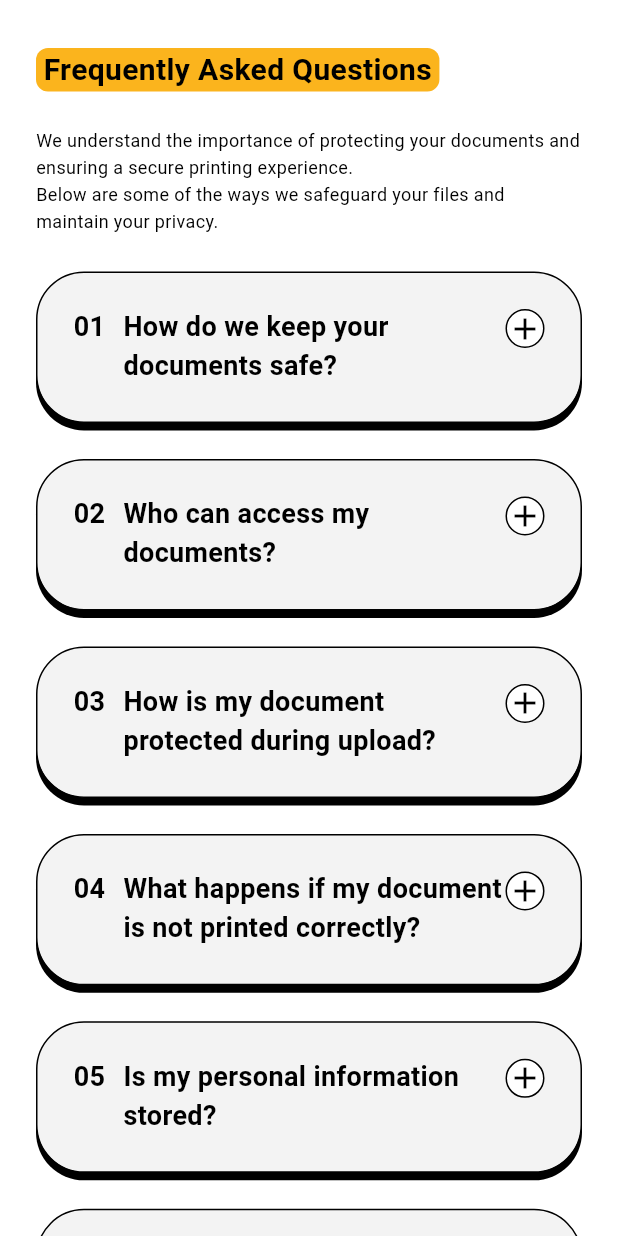
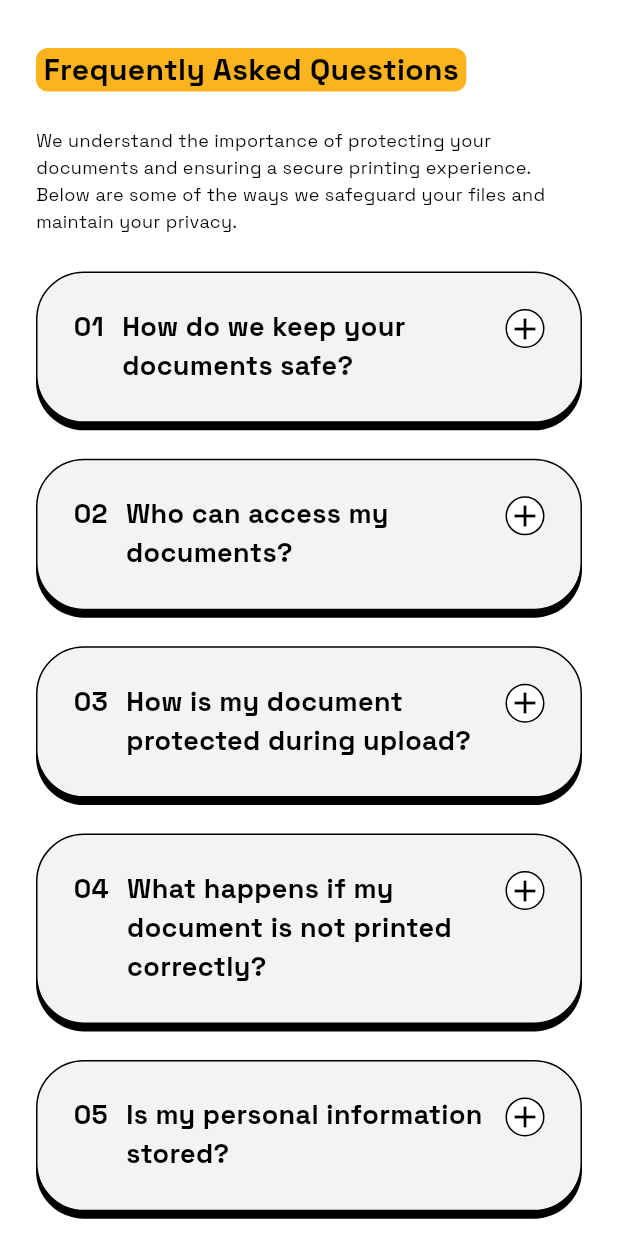
Before and after one commit to vincentperezzz/flutter-safeprint, a Flutter app: the FAQPage widget shown alone on an empty page, opened directly, on a phone screen of 412 x 824 dp. Run offline on Flutter 3.47's test engine with Material 3 defaults, Android fonts, the phone set to English and light mode, and no system bars; our stand-ins replace dotted_border, dropdown_button2, file_picker.

Commit message:
Refactor FAQPage: Apply SpaceGrotesk font for improved typography consistency

```diff
--- a/lib/faq_page.dart
+++ b/lib/faq_page.dart
@@ -50,7 +50,7 @@ class _FAQPageState extends State<FAQPage> {
       child: Column(
         crossAxisAlignment: CrossAxisAlignment.start,
         children: [
-            Container(
+          Container(
             padding: const EdgeInsets.symmetric(horizontal: 5),
             decoration: BoxDecoration(
               color: const Color(0xFFFBB41D),
@@ -59,9 +59,10 @@ class _FAQPageState extends State<FAQPage> {
             child: const Text(
               'Frequently Asked Questions',
               style: TextStyle(
-              fontWeight: FontWeight.bold,
-              fontSize: 20,
-              color: Colors.black,
+                fontFamily: 'SpaceGrotesk',
+                fontWeight: FontWeight.bold,
+                fontSize: 20,
+                color: Colors.black,
               ),
             ),
           ),
@@ -69,7 +70,12 @@ class _FAQPageState extends State<FAQPage> {
           const Text(
             "We understand the importance of protecting your documents and ensuring a secure printing experience.\n"
             "Below are some of the ways we safeguard your files and maintain your privacy.",
-            style: TextStyle(fontSize: 12, color: Colors.black, height: 1.5),
+            style: TextStyle(
+              fontFamily: 'SpaceGrotesk',
+              fontSize: 12,
+              color: Colors.black,
+              height: 1.5,
+            ),
           ),
           const SizedBox(height: 24),
 
@@ -119,6 +125,7 @@ class _FAQPageState extends State<FAQPage> {
                                 child: Text(
                                   (index + 1).toString().padLeft(2, '0'),
                                   style: TextStyle(
+                                    fontFamily: 'SpaceGrotesk',
                                     fontWeight: FontWeight.bold,
                                     fontSize: 18,
                                     color: isExpanded ? Colors.black : Colors.black,
@@ -133,6 +140,7 @@ class _FAQPageState extends State<FAQPage> {
                                   child: Text(
                                     faqs[index]['question']!,
                                     style: const TextStyle(
+                                      fontFamily: 'SpaceGrotesk',
                                       fontWeight: FontWeight.bold,
                                       fontSize: 18,
                                       color: Colors.black,
@@ -160,6 +168,7 @@ class _FAQPageState extends State<FAQPage> {
                             Text(
                               faqs[index]['answer']!,
                               style: const TextStyle(
+                                fontFamily: 'SpaceGrotesk',
                                 fontSize: 12,
                                 color: Colors.black,
                               ),
```
